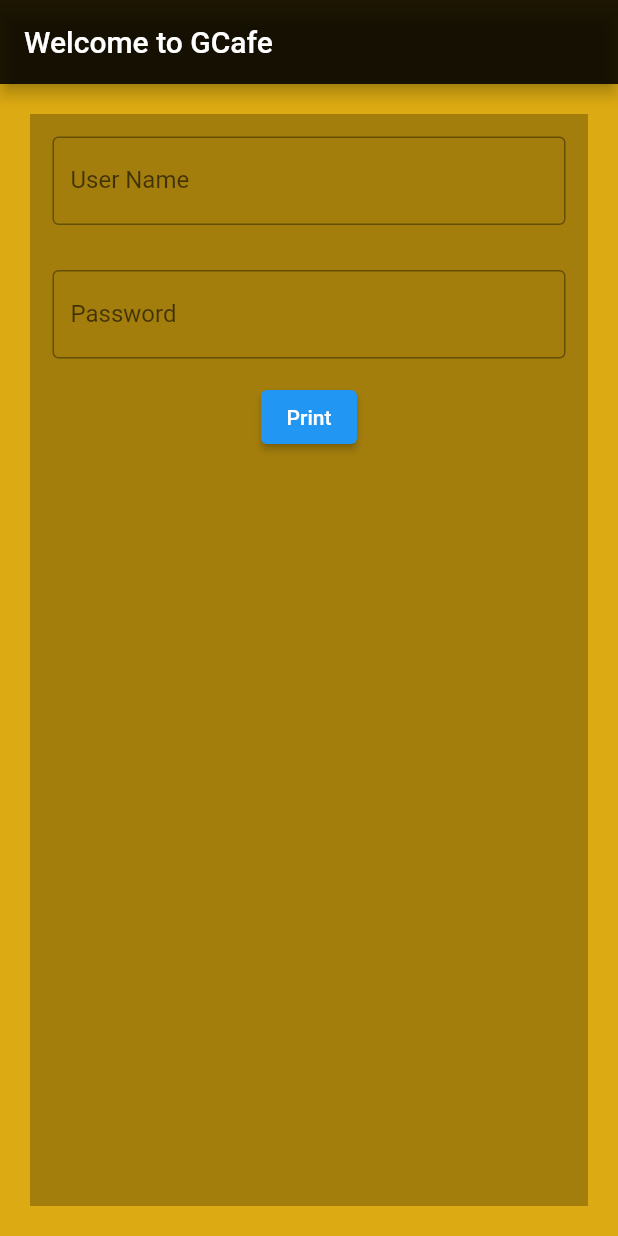
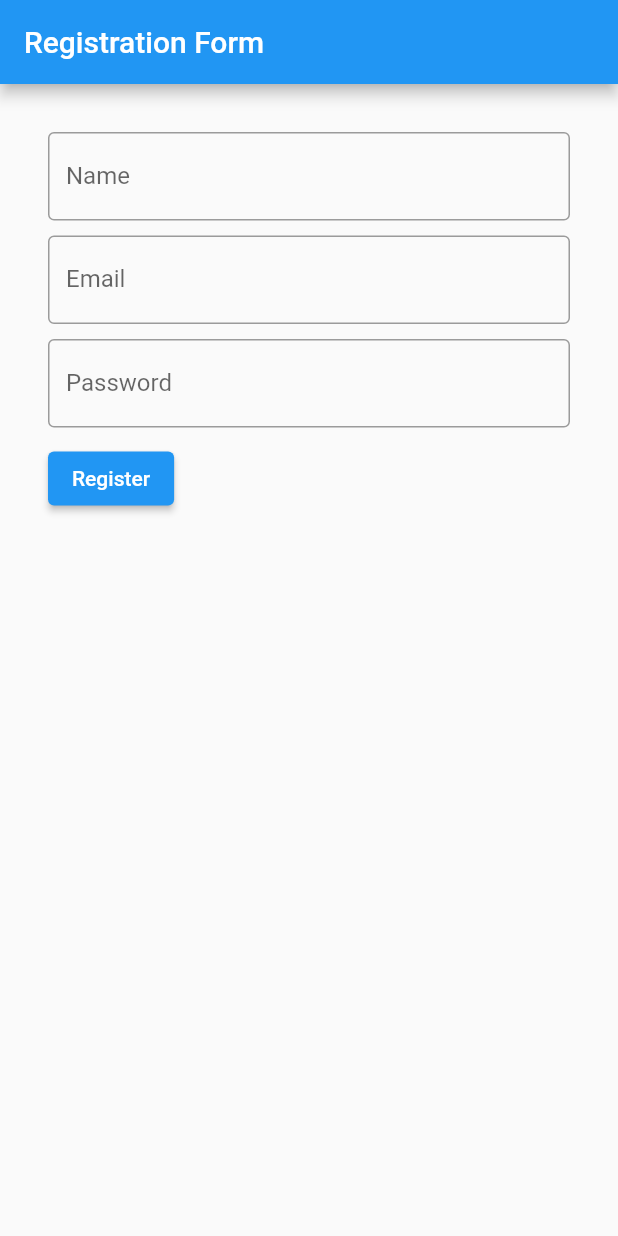
Before and after one commit to aryaglekshmi/flutter-intro-app, a Flutter app: the screen it shows after launch, on a phone screen of 412 x 824 dp. Run offline on Flutter 3.47's test engine with Material 2 defaults, Android fonts, the phone set to English and light mode, and no system bars; our stand-ins replace sqflite; accounts and stored records are empty.

Commit message:
Registration form

```diff
--- a/lib/main.dart
+++ b/lib/main.dart
@@ -1,92 +1,6 @@
-import 'package:flutter/animation.dart';
 import 'package:flutter/material.dart';
+import 'registration_form.dart';
 
-void main() {
-  runApp(const myApp());
-}
-
-class myApp extends StatelessWidget {
-  const myApp({Key? key}) : super(key: key);
-
-  @override
-  Widget build(BuildContext context) {
-    return MaterialApp(
-      theme: ThemeData(primaryColor: const Color(0x99ad2c2c)),
-      home: HomeScreen(),
-    );
-  }
-}
-
-class HomeScreen extends StatefulWidget {
-  HomeScreen({Key? key}) : super(key: key);
-
-  @override
-  State<HomeScreen> createState() => _HomeScreenState();
-}
-
-class _HomeScreenState extends State<HomeScreen> {
-  final TextEditingController _username = TextEditingController();
-
-  final TextEditingController _password = TextEditingController();
-
-  String _usernamepassword = "";
-
-  @override
-  Widget build(BuildContext context) {
-    return Scaffold(
-        backgroundColor: const Color(0xffdcaa12),
-        appBar: AppBar(
-          backgroundColor: Colors.black87,
-          title: const Text("Welcome to GCafe"),
-        ),
-        body: Padding(
-          padding: const EdgeInsets.all(20),
-          child: Container(
-            color: Colors.black26,
-            child: Column(children: [
-              Padding(
-                padding: const EdgeInsets.all(15),
-                child: TextField(
-                  controller: _username,
-                  decoration: const InputDecoration(
-                    border: OutlineInputBorder(),
-                    labelText: 'User Name',
-                    hintText: 'Enter Your Name',
-                  ),
-                ),
-              ),
-              Padding(
-                padding: const EdgeInsets.all(15),
-                child: TextField(
-                  controller: _password,
-                  obscureText: true,
-                  enableSuggestions: false,
-                  autocorrect: false,
-                  decoration: const InputDecoration(
-                    border: OutlineInputBorder(),
-                    labelText: 'Password',
-                    hintText: 'Enter Password',
-                  ),
-                ),
-              ),
-              ElevatedButton(
-                  onPressed: () {
-                    setState(() {
-                      _usernamepassword = "User name is " +
-                          _username.text +
-                          "and Password is " +
-                          _password.text;
-                      _password.text = "";
-                      _username.text = "";
-                    });
-                  },
-                  child: const Text("Print")),
-              Padding(
-                padding: const EdgeInsets.all(15),
-                child: Text(_usernamepassword),
-              )
-            ]),
-          ),
-        ));
-  }
-}
+void main() => runApp(const MaterialApp(
+      home: RegistrationForm(),
+    ));
--- /dev/null
+++ b/lib/registration_form.dart
@@ -0,0 +1,97 @@
+import 'package:flutter/material.dart';
+import 'database_helper.dart';
+
+class RegistrationForm extends StatefulWidget {
+  const RegistrationForm({Key? key}) : super(key: key);
+
+  @override
+  _RegistrationFormState createState() => _RegistrationFormState();
+}
+
+class _RegistrationFormState extends State<RegistrationForm> {
+  final _formKey = GlobalKey<FormState>();
+  final _nameController = TextEditingController();
+  final _emailController = TextEditingController();
+  final _passwordController = TextEditingController();
+  @override
+  Widget build(BuildContext context) {
+    return Scaffold(
+      appBar: AppBar(
+        title: const Text('Registration Form'),
+      ),
+      body: Padding(
+        padding: const EdgeInsets.all(16.0),
+        child: Form(
+            key: _formKey,
+            child: Padding(
+              padding: const EdgeInsets.all(16.0),
+              child: Column(
+                crossAxisAlignment: CrossAxisAlignment.start,
+                children: <Widget>[
+                  TextFormField(
+                    decoration: const InputDecoration(
+                      labelText: 'Name',
+                      border: OutlineInputBorder(),
+                    ),
+                    controller: _nameController,
+                    validator: (value) {
+                      if (value != null && value.isEmpty) {
+                        return 'Please enter your Name';
+                      }
+                      return null;
+                    },
+                  ),
+                  const SizedBox(height: 10), // will add 10 pixels
+                  TextFormField(
+                    decoration: const InputDecoration(
+                      labelText: 'Email',
+                      border: OutlineInputBorder(),
+                    ),
+                    controller: _emailController,
+                    validator: (value) {
+                      if (value != null && value.isEmpty) {
+                        return 'Please enter your Email';
+                      }
+                      return null;
+                    },
+                  ),
+                  const SizedBox(height: 10), // will add 10 pixels
+                  TextFormField(
+                    decoration: const InputDecoration(
+                      labelText: 'Password',
+                      border: OutlineInputBorder(),
+                    ),
+                    obscureText: true,
+                    controller: _passwordController,
+                    validator: (value) {
+                      if (value != null && value.isEmpty) {
+                        return 'Please enter your Password';
+                      }
+                      return null;
+                    },
+                  ),
+                  const SizedBox(height: 10), // will add 10 pixels
+                  ElevatedButton(
+                    onPressed: () async {
+                      if (_formKey.currentState!.validate()) {
+                        final user = {
+                          'name': _nameController.text,
+                          'email': _emailController.text,
+                          'password': _passwordController.text
+                        };
+                        await DatabaseHelper.insertUser(user);
+                        ScaffoldMessenger.of(context).showSnackBar(
+                          const SnackBar(
+                              content: Text('User registered successfully')),
+                        );
+                      }
+                    },
+                    child: const Text('Register'),
+                  )
+                ],
+              ),
+            )),
+      ),
+    );
+  }
+}
```
Also changed, not shown: lib/database_helper.dart (added, +39 -0 lines), lib/login_demo.dart (added, +87 -0 lines), pubspec.yaml (+11 -0 lines).
